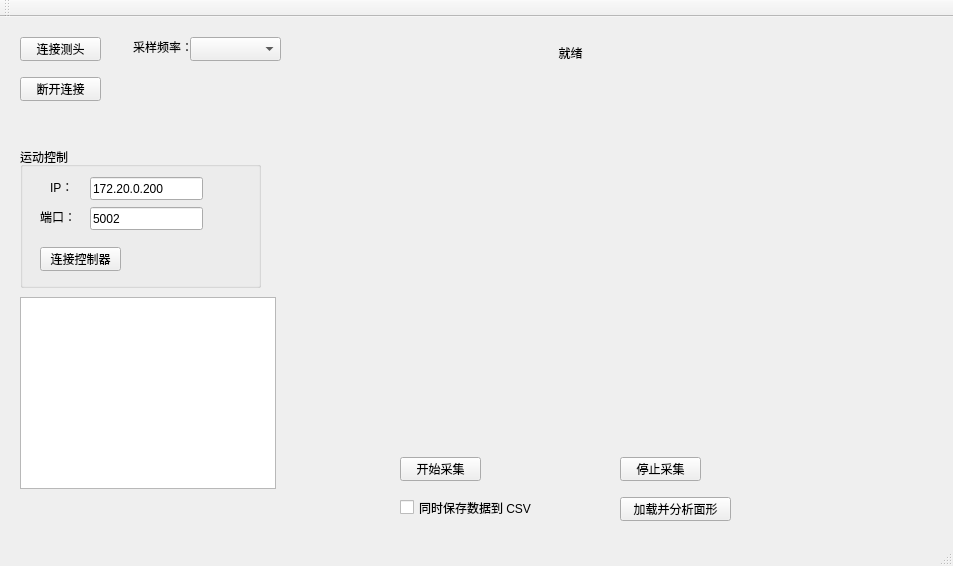
Old version of the form stil_drive/stil_drive.ui in the repository li-rong-zhang/stil_drive.
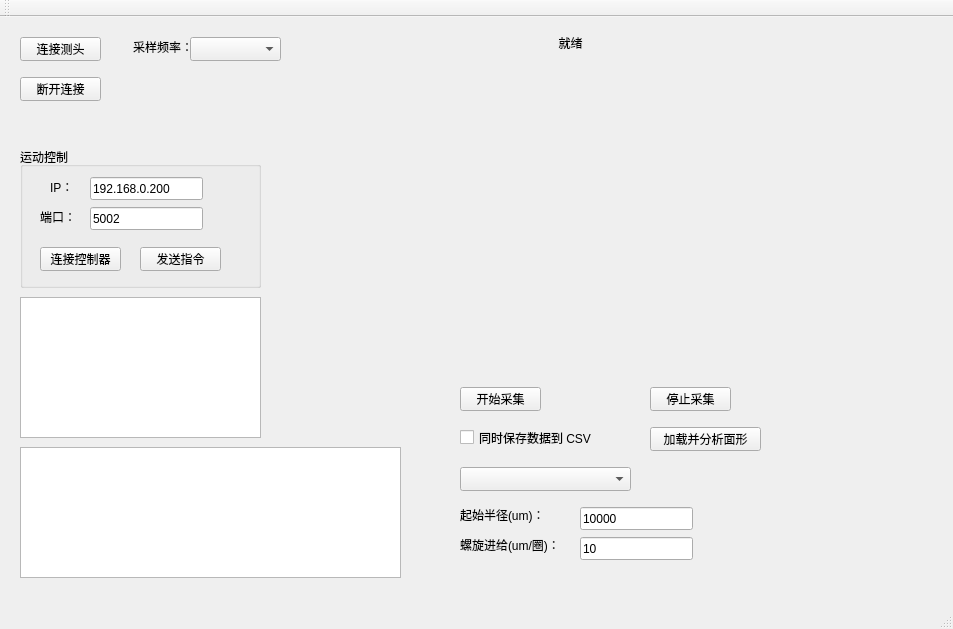
New version of the form. Custom widgets are drawn as their Qt base class.

```diff
--- a/stil_drive/stil_drive.ui
+++ b/stil_drive/stil_drive.ui
@@ -7,7 +7,7 @@
     <x>0</x>
     <y>0</y>
     <width>953</width>
-    <height>566</height>
+    <height>629</height>
    </rect>
   </property>
   <property name="windowTitle">
@@ -30,8 +30,8 @@
    <widget class="QPushButton" name="btn_Start">
     <property name="geometry">
      <rect>
-      <x>400</x>
-      <y>440</y>
+      <x>460</x>
+      <y>370</y>
       <width>81</width>
       <height>24</height>
      </rect>
@@ -43,8 +43,8 @@
    <widget class="QPushButton" name="btn_Stop">
     <property name="geometry">
      <rect>
-      <x>620</x>
-      <y>440</y>
+      <x>650</x>
+      <y>370</y>
       <width>81</width>
       <height>24</height>
      </rect>
@@ -56,9 +56,9 @@
    <widget class="QLabel" name="lbl_Status">
     <property name="geometry">
      <rect>
-      <x>300</x>
-      <y>20</y>
-      <width>541</width>
+      <x>320</x>
+      <y>10</y>
+      <width>501</width>
       <height>31</height>
      </rect>
     </property>
@@ -72,8 +72,8 @@
    <widget class="QCheckBox" name="chk_SaveData">
     <property name="geometry">
      <rect>
-      <x>400</x>
-      <y>480</y>
+      <x>460</x>
+      <y>410</y>
       <width>171</width>
       <height>21</height>
      </rect>
@@ -85,8 +85,8 @@
    <widget class="QCustomPlot" name="plot_Widget" native="true">
     <property name="geometry">
      <rect>
-      <x>340</x>
-      <y>110</y>
+      <x>330</x>
+      <y>40</y>
       <width>501</width>
       <height>311</height>
      </rect>
@@ -131,8 +131,8 @@
    <widget class="QPushButton" name="btn_Analyze">
     <property name="geometry">
      <rect>
-      <x>620</x>
-      <y>480</y>
+      <x>650</x>
+      <y>410</y>
       <width>111</width>
       <height>24</height>
      </rect>
@@ -163,7 +163,7 @@
       </rect>
      </property>
      <property name="text">
-      <string>172.20.0.200</string>
+      <string>192.168.0.200</string>
      </property>
     </widget>
     <widget class="QLineEdit" name="lineEdit_pmac_port">
@@ -218,15 +218,120 @@
       <string>端口：</string>
      </property>
     </widget>
+    <widget class="QPushButton" name="btn_Send_Cmd">
+     <property name="geometry">
+      <rect>
+       <x>120</x>
+       <y>100</y>
+       <width>81</width>
+       <height>24</height>
+      </rect>
+     </property>
+     <property name="text">
+      <string>发送指令</string>
+     </property>
+    </widget>
    </widget>
    <widget class="QTextBrowser" name="textBrowser_pmac_log">
     <property name="geometry">
      <rect>
       <x>20</x>
       <y>280</y>
-      <width>256</width>
-      <height>192</height>
+      <width>241</width>
+      <height>141</height>
      </rect>
+    </property>
+    <property name="html">
+     <string>&lt;!DOCTYPE HTML PUBLIC &quot;-//W3C//DTD HTML 4.0//EN&quot; &quot;http://www.w3.org/TR/REC-html40/strict.dtd&quot;&gt;
+&lt;html&gt;&lt;head&gt;&lt;meta name=&quot;qrichtext&quot; content=&quot;1&quot; /&gt;&lt;meta charset=&quot;utf-8&quot; /&gt;&lt;style type=&quot;text/css&quot;&gt;
+p, li { white-space: pre-wrap; }
+hr { height: 1px; border-width: 0; }
+li.unchecked::marker { content: &quot;\2610&quot;; }
+li.checked::marker { content: &quot;\2612&quot;; }
+&lt;/style&gt;&lt;/head&gt;&lt;body style=&quot; font-family:'Microsoft YaHei UI'; font-size:9pt; font-weight:400; font-style:normal;&quot;&gt;
+&lt;p style=&quot;-qt-paragraph-type:empty; margin-top:0px; margin-bottom:0px; margin-left:0px; margin-right:0px; -qt-block-indent:0; text-indent:0px;&quot;&gt;&lt;br /&gt;&lt;/p&gt;&lt;/body&gt;&lt;/html&gt;</string>
+    </property>
+   </widget>
+   <widget class="QComboBox" name="cmb_SyncAxis">
+    <property name="geometry">
+     <rect>
+      <x>460</x>
+      <y>450</y>
+      <width>171</width>
+      <height>24</height>
+     </rect>
+    </property>
+   </widget>
+   <widget class="QTextEdit" name="textEdit_pmac_script">
+    <property name="geometry">
+     <rect>
+      <x>20</x>
+      <y>430</y>
+      <width>381</width>
+      <height>131</height>
+     </rect>
+    </property>
+    <property name="html">
+     <string>&lt;!DOCTYPE HTML PUBLIC &quot;-//W3C//DTD HTML 4.0//EN&quot; &quot;http://www.w3.org/TR/REC-html40/strict.dtd&quot;&gt;
+&lt;html&gt;&lt;head&gt;&lt;meta name=&quot;qrichtext&quot; content=&quot;1&quot; /&gt;&lt;meta charset=&quot;utf-8&quot; /&gt;&lt;style type=&quot;text/css&quot;&gt;
+p, li { white-space: pre-wrap; }
+hr { height: 1px; border-width: 0; }
+li.unchecked::marker { content: &quot;\2610&quot;; }
+li.checked::marker { content: &quot;\2612&quot;; }
+&lt;/style&gt;&lt;/head&gt;&lt;body style=&quot; font-family:'Microsoft YaHei UI'; font-size:9pt; font-weight:400; font-style:normal;&quot;&gt;
+&lt;p style=&quot;-qt-paragraph-type:empty; margin-top:0px; margin-bottom:0px; margin-left:0px; margin-right:0px; -qt-block-indent:0; text-indent:0px;&quot;&gt;&lt;br /&gt;&lt;/p&gt;&lt;/body&gt;&lt;/html&gt;</string>
+    </property>
+   </widget>
+   <widget class="QLabel" name="label_4">
+    <property name="geometry">
+     <rect>
+      <x>460</x>
+      <y>490</y>
+      <width>101</width>
+      <height>16</height>
+     </rect>
+    </property>
+    <property name="text">
+     <string>起始半径(um)：</string>
+    </property>
+   </widget>
+   <widget class="QLabel" name="label_5">
+    <property name="geometry">
+     <rect>
+      <x>460</x>
+      <y>520</y>
+      <width>101</width>
+      <height>16</height>
+     </rect>
+    </property>
+    <property name="text">
+     <string>螺旋进给(um/圈)：</string>
+    </property>
+   </widget>
+   <widget class="QLineEdit" name="lineEdit_Radius">
+    <property name="geometry">
+     <rect>
+      <x>580</x>
+      <y>490</y>
+      <width>113</width>
+      <height>23</height>
+     </rect>
+    </property>
+    <property name="text">
+     <string>10000</string>
+    </property>
+   </widget>
+   <widget class="QLineEdit" name="lineEdit_Pitch">
+    <property name="geometry">
+     <rect>
+      <x>580</x>
+      <y>520</y>
+      <width>113</width>
+      <height>23</height>
+     </rect>
+    </property>
+    <property name="text">
+     <string>10</string>
     </property>
    </widget>
   </widget>
```
